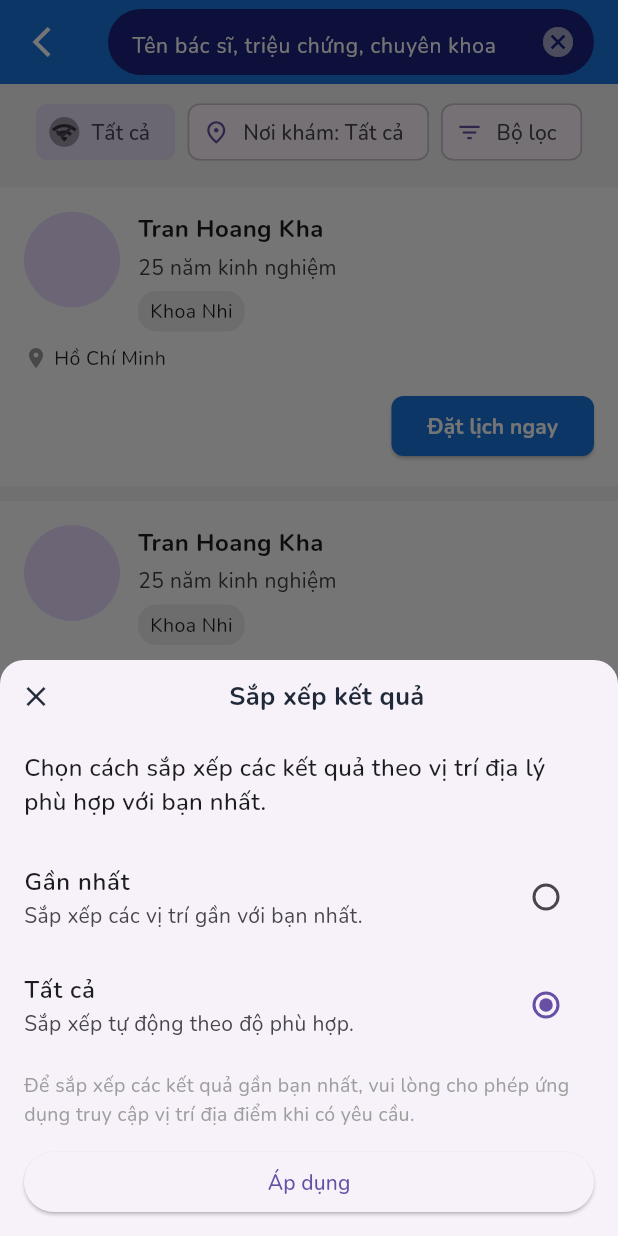
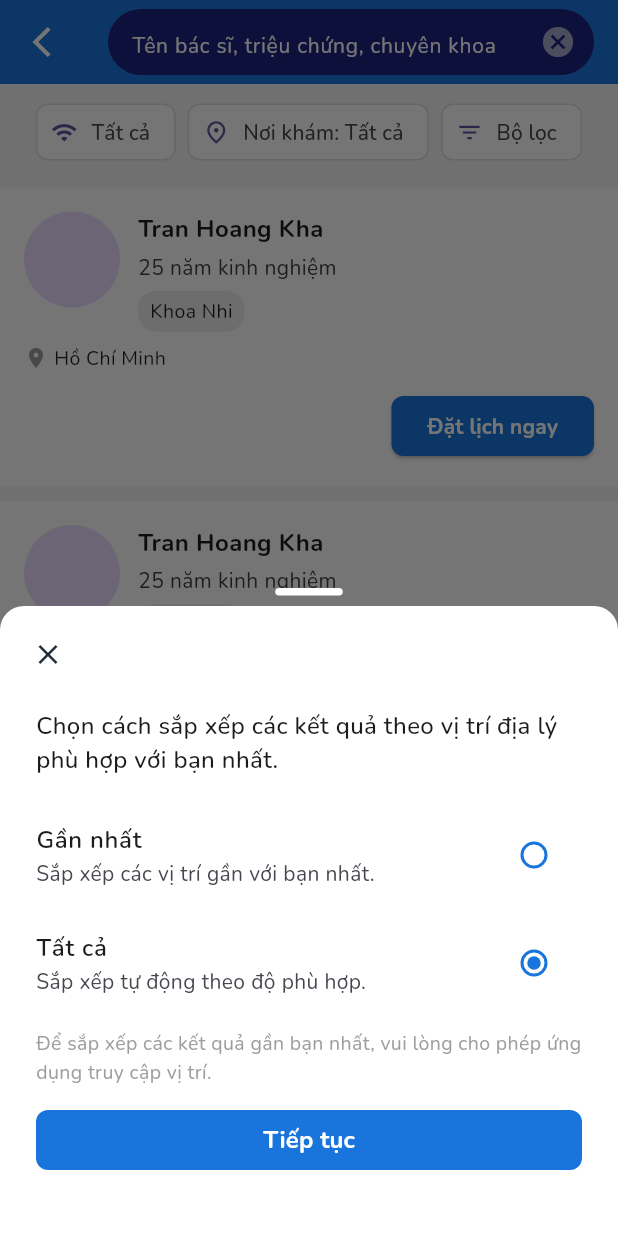
Before and after one commit to hoangkhadev/youmed-app, a Flutter app: the SearchScreen screen opened by its route, after a tap on "Tất cả", on a phone screen of 412 x 824 dp. Run offline on Flutter 3.47's test engine with Material 3 defaults, Android fonts, the phone set to English and light mode, and no system bars; our stand-ins replace another_flushbar, carousel_slider, flutter_secure_storage, hexcolor, shared_preferences; accounts and stored records are empty.

Commit message:
update ui(main, filter_chip, filter_screen)

```diff
--- a/lib/main.dart
+++ b/lib/main.dart
@@ -39,6 +39,9 @@ class MyApp extends StatelessWidget {
       theme: ThemeData(
         fontFamily: 'Nunito',
         scaffoldBackgroundColor: GlobalColors.bgColor,
+        radioTheme: RadioThemeData(
+          fillColor: MaterialStateProperty.all(GlobalColors.mainColor),
+        ),
       ),
       initialRoute: SplashScreen.id,
       routes: AppRoutes.routes,
--- a/lib/widgets/filter_chip.dart
+++ b/lib/widgets/filter_chip.dart
@@ -1,6 +1,7 @@
 import 'package:flutter/material.dart';
 import 'package:my_flutter_app/screens/search/filter_screen.dart';
 import 'package:my_flutter_app/utils/global.colors.dart';
+import 'package:my_flutter_app/widgets/custom_bottom_sheet.dart';
 
 class FilterChipsRow extends StatefulWidget {
   const FilterChipsRow({super.key});
@@ -41,23 +42,17 @@ class _FilterChipsRowState extends State<FilterChipsRow> {
   }
 
   void _openSortBottomSheet() {
-    showModalBottomSheet(
+    String tempSelected = selectedSort;
+    CustomBottomSheet.show(
       context: context,
-      isScrollControlled: true,
-      shape: const RoundedRectangleBorder(
-        borderRadius: BorderRadius.vertical(top: Radius.circular(16)),
-      ),
-      builder: (_) {
-        String tempSelected = selectedSort;
-
-        return StatefulBuilder(
+      height: 420,
+      child: StatefulBuilder(
         builder: (context, setStateModal) {
           return Column(
             mainAxisSize: MainAxisSize.min,
             children: [
               Row(
                 mainAxisAlignment: MainAxisAlignment.spaceBetween,
-                  crossAxisAlignment: CrossAxisAlignment.center,
                 children: [
                   IconButton(
                     iconSize: 30,
@@ -68,37 +63,20 @@ class _FilterChipsRowState extends State<FilterChipsRow> {
                       color: GlobalColors.textColor,
                     ),
                   ),
-                    Expanded(
-                      child: Text(
-                        'Sắp xếp kết quả',
-                        textAlign: TextAlign.center,
-                        style: TextStyle(
-                          fontSize: 17,
-                          fontWeight: FontWeight.w700,
-                          color: GlobalColors.textColor,
-                        ),
-                      ),
-                    ),
-                    Opacity(
+                  const Opacity(
                     opacity: 0,
-                      child: Icon(
-                        Icons.exit_to_app,
-                        size: 24,
-                        color: GlobalColors.textColor,
-                      ),
+                    child: Icon(Icons.exit_to_app, size: 24),
                   ),
                 ],
               ),
-
-                Flexible(
+              Expanded(
                 child: SingleChildScrollView(
                   child: Padding(
-                      padding: EdgeInsets.symmetric(vertical: 12),
+                    padding: const EdgeInsets.symmetric(vertical: 12),
                     child: Column(
-                        crossAxisAlignment: CrossAxisAlignment.start,
                       children: [
-                          Padding(
-                            padding: const EdgeInsets.symmetric(horizontal: 16),
+                        const Padding(
+                          padding: EdgeInsets.symmetric(horizontal: 16),
                           child: Text(
                             "Chọn cách sắp xếp các kết quả theo vị trí địa lý phù hợp với bạn nhất.",
                             style: TextStyle(
@@ -144,19 +122,15 @@ class _FilterChipsRowState extends State<FilterChipsRow> {
                                     setStateModal(() => tempSelected = val!),
                           ),
                           onTap:
-                                () => setStateModal(
-                                  () => tempSelected = "Tất cả",
-                                ),
+                              () =>
+                                  setStateModal(() => tempSelected = "Tất cả"),
                         ),
                         const SizedBox(height: 8),
-                          Padding(
-                            padding: const EdgeInsets.symmetric(horizontal: 16),
+                        const Padding(
+                          padding: EdgeInsets.symmetric(horizontal: 16),
                           child: Text(
-                              "Để sắp xếp các kết quả gần bạn nhất, vui lòng cho phép ứng dụng truy cập vị trí địa điểm khi có yêu cầu.",
-                              style: TextStyle(
-                                fontSize: 13,
-                                color: Colors.grey,
-                              ),
+                            "Để sắp xếp các kết quả gần bạn nhất, vui lòng cho phép ứng dụng truy cập vị trí.",
+                            style: TextStyle(fontSize: 13, color: Colors.grey),
                           ),
                         ),
                         const SizedBox(height: 12),
@@ -169,7 +143,21 @@ class _FilterChipsRowState extends State<FilterChipsRow> {
                                 setState(() => selectedSort = tempSelected);
                                 Navigator.pop(context);
                               },
-                                child: const Text("Áp dụng"),
+                              style: ElevatedButton.styleFrom(
+                                backgroundColor: GlobalColors.mainColor,
+                                shape: RoundedRectangleBorder(
+                                  borderRadius: BorderRadius.circular(8),
+                                ),
+                                elevation: 0,
+                              ),
+                              child: Text(
+                                'Tiếp tục',
+                                style: TextStyle(
+                                  fontWeight: FontWeight.bold,
+                                  color: GlobalColors.whiteColor,
+                                  fontSize: 16,
+                                ),
+                              ),
                             ),
                           ),
                         ),
@@ -181,37 +169,8 @@ class _FilterChipsRowState extends State<FilterChipsRow> {
             ],
           );
         },
+      ),
     );
-      },
-    );
-  }
-
-  @override
-  Widget build(BuildContext context) {
-    return Wrap(
-      spacing: 8,
-      children: [
-        FilterChip(
-          avatar: const Icon(Icons.wifi, size: 18),
-          label: Text(selectedSort),
-          selected: true,
-          onSelected: (_) => _openSortBottomSheet(),
-        ),
-        FilterChip(
-          avatar: const Icon(Icons.place_outlined, size: 18),
-          label: Text("Nơi khám: $selectedPlace"),
-          selected: selectedPlace != "Tất cả",
-          onSelected: (_) => _openPlaceBottomSheet(),
-        ),
-        FilterChip(
-          avatar: const Icon(Icons.filter_list, size: 18),
-          label: const Text("Bộ lọc"),
-          selected: false,
-          onSelected: (_) => _openFilterScreen(),
-        ),
-      ],
-    );
-  }
   }
 
   void showPlaceFilterBottomSheet(
@@ -219,12 +178,12 @@ void showPlaceFilterBottomSheet(
     String selectedPlace,
     Function(String) onApply,
   ) {
-  showModalBottomSheet(
+    String tempSelected = selectedPlace;
+    CustomBottomSheet.show(
       context: context,
-    shape: const RoundedRectangleBorder(
-      borderRadius: BorderRadius.vertical(top: Radius.circular(16)),
-    ),
-    builder: (context) {
+      height: 440,
+      child: StatefulBuilder(
+        builder: (context, setState) {
           final options = [
             "Bác sĩ",
             "Bệnh viện",
@@ -232,16 +191,12 @@ void showPlaceFilterBottomSheet(
             "Trung tâm tiêm chủng",
             "Tất cả",
           ];
-      String tempSelected = selectedPlace;
 
-      return StatefulBuilder(
-        builder: (context, setState) {
           return Column(
             mainAxisSize: MainAxisSize.min,
             children: [
               Row(
                 mainAxisAlignment: MainAxisAlignment.spaceBetween,
-                crossAxisAlignment: CrossAxisAlignment.center,
                 children: [
                   IconButton(
                     iconSize: 30,
@@ -263,22 +218,17 @@ void showPlaceFilterBottomSheet(
                       ),
                     ),
                   ),
-                  Opacity(
+                  const Opacity(
                     opacity: 0,
-                    child: Icon(
-                      Icons.exit_to_app,
-                      size: 24,
-                      color: GlobalColors.textColor,
-                    ),
+                    child: Icon(Icons.exit_to_app, size: 24),
                   ),
                 ],
               ),
-              Flexible(
+              Expanded(
                 child: SingleChildScrollView(
                   child: Padding(
-                    padding: EdgeInsets.symmetric(vertical: 12),
+                    padding: const EdgeInsets.symmetric(vertical: 12),
                     child: Column(
-                      crossAxisAlignment: CrossAxisAlignment.start,
                       children: [
                         ...options.map(
                           (option) => RadioListTile<String>(
@@ -286,21 +236,34 @@ void showPlaceFilterBottomSheet(
                             value: option,
                             groupValue: tempSelected,
                             onChanged:
-                                (value) =>
-                                    setState(() => tempSelected = value!),
+                                (val) => setState(() => tempSelected = val!),
                           ),
                         ),
                         const SizedBox(height: 8),
                         Padding(
                           padding: const EdgeInsets.symmetric(horizontal: 16),
+                          child: SizedBox(
+                            width: double.infinity,
                             child: ElevatedButton(
                               onPressed: () {
                                 Navigator.pop(context);
                                 onApply(tempSelected);
                               },
-                            child: Text("Áp dụng"),
                               style: ElevatedButton.styleFrom(
-                              minimumSize: const Size.fromHeight(44),
+                                backgroundColor: GlobalColors.mainColor,
+                                shape: RoundedRectangleBorder(
+                                  borderRadius: BorderRadius.circular(8),
+                                ),
+                                elevation: 0,
+                              ),
+                              child: Text(
+                                'Tiếp tục',
+                                style: TextStyle(
+                                  fontWeight: FontWeight.bold,
+                                  color: GlobalColors.whiteColor,
+                                  fontSize: 16,
+                                ),
+                              ),
                             ),
                           ),
                         ),
@@ -312,7 +275,37 @@ void showPlaceFilterBottomSheet(
             ],
           );
         },
-      );
-    },
+      ),
     );
   }
+
+  @override
+  Widget build(BuildContext context) {
+    return Wrap(
+      spacing: 8,
+      children: [
+        FilterChip(
+          avatar: const Icon(Icons.wifi, size: 18),
+          label: Text(selectedSort),
+          backgroundColor: GlobalColors.whiteColor,
+          side: BorderSide(color: Colors.grey.shade300),
+          onSelected: (_) => _openSortBottomSheet(),
+        ),
+        FilterChip(
+          avatar: const Icon(Icons.place_outlined, size: 18),
+          label: Text("Nơi khám: $selectedPlace"),
+          backgroundColor: GlobalColors.whiteColor,
+          side: BorderSide(color: Colors.grey.shade300),
+          onSelected: (_) => _openPlaceBottomSheet(),
+        ),
+        FilterChip(
+          avatar: const Icon(Icons.filter_list, size: 18),
+          label: const Text("Bộ lọc"),
+          backgroundColor: GlobalColors.whiteColor,
+          side: BorderSide(color: Colors.grey.shade300),
+          onSelected: (_) => _openFilterScreen(),
+        ),
+      ],
+    );
+  }
+}
```
Also changed, not shown: lib/screens/search/filter_screen.dart (+67 -8 lines). Lines whose indentation alone changed are shown as unchanged.
